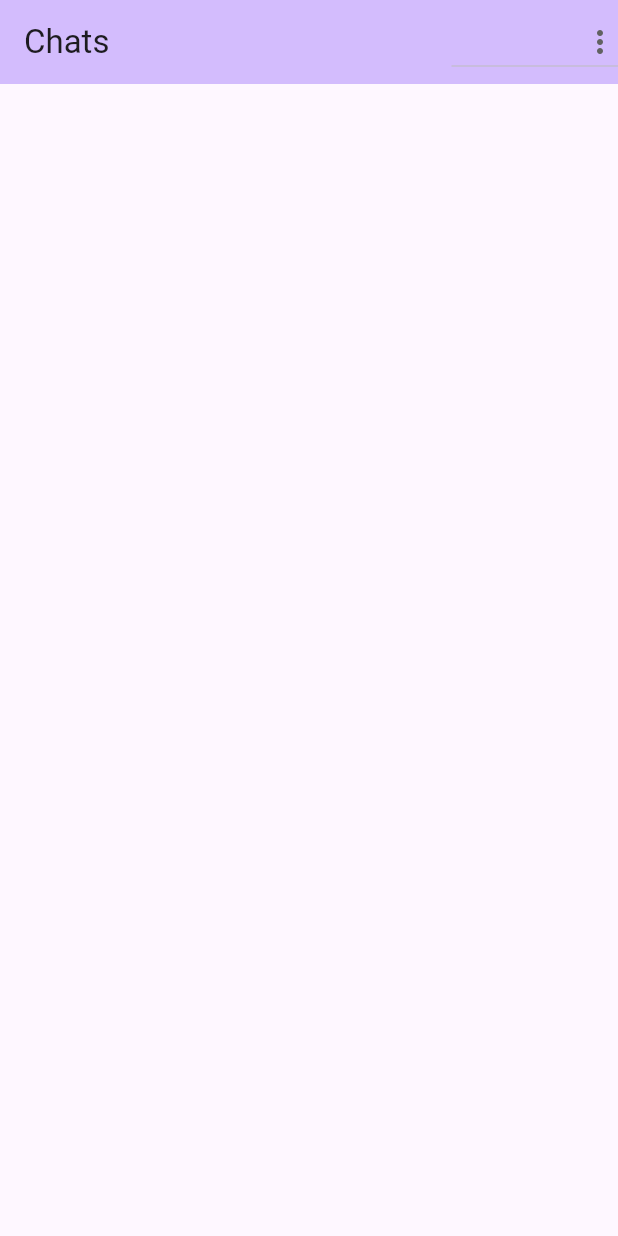
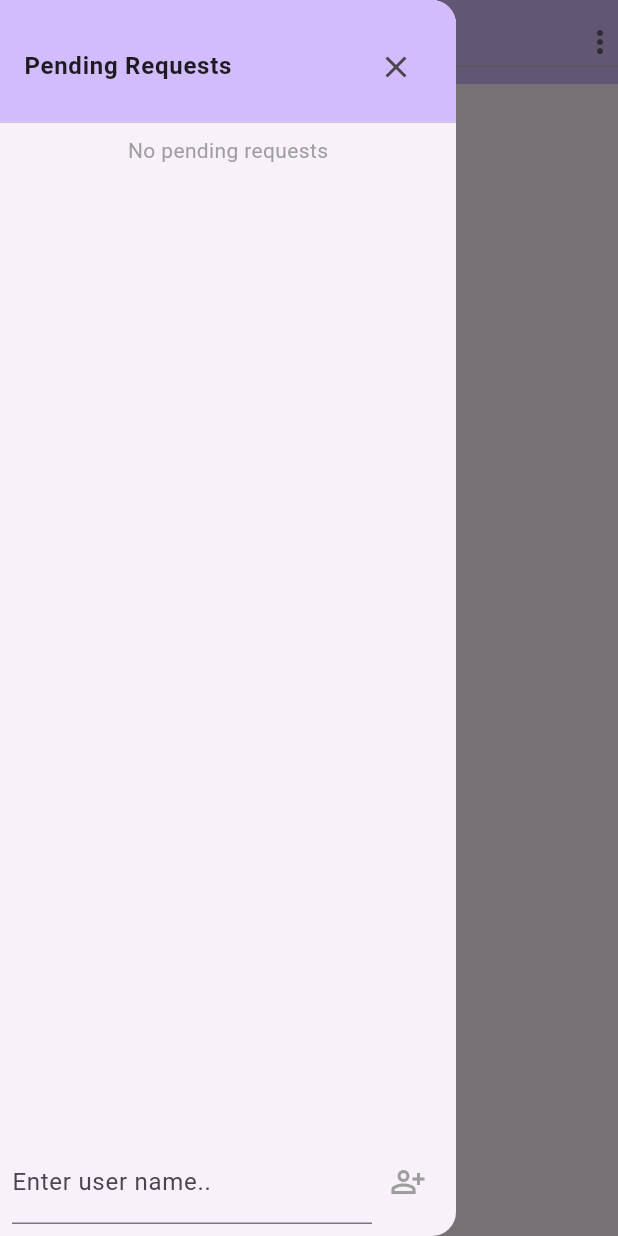
Before and after one commit to Awabmohamed87/Tin_Tin, a Flutter app: the screen it shows once a user with an empty profile is signed in, with the side drawer open (before the commit the screen has no drawer), on a phone screen of 412 x 824 dp. Run offline on Flutter 3.47's test engine with Material 2 defaults, Android fonts, the phone set to English and light mode, and no system bars; our stand-ins replace cloud_firestore, firebase_auth, firebase_core, firebase_storage, image_picker; accounts and stored records are empty.

Commit message:
V 1.3
Home screen added.
Add friends property added.

```diff
--- a/lib/screens/home_screen.dart
+++ b/lib/screens/home_screen.dart
@@ -1,4 +1,6 @@
-import 'package:chat_app/widgets/contact_card.dart';
+import 'package:chat_app/screens/profile_screen.dart';
+import 'package:chat_app/widgets/bubbles/contact_bubble.dart';
+import 'package:chat_app/widgets/my_drawer.dart';
 import 'package:cloud_firestore/cloud_firestore.dart';
 import 'package:firebase_auth/firebase_auth.dart';
 import 'package:flutter/material.dart';
@@ -14,19 +16,50 @@ class _HomeScreenState extends State<HomeScreen> {
   String res = '';
   Future getName(id) async {
     final result = await FirebaseFirestore.instance.doc('/users/$id').get();
-    return result['username'];
+    return result;
   }
 
   @override
   Widget build(BuildContext context) {
+    var scaffoldKey = GlobalKey<ScaffoldState>();
     return Scaffold(
+        key: scaffoldKey,
+        drawer: MyDrawer(scaffoldKey: scaffoldKey),
         appBar: AppBar(
+          leading: Center(
+            child: InkWell(
+                child: Stack(alignment: Alignment.bottomRight, children: [
+                  const Icon(
+                    Icons.people,
+                    size: 30,
+                  ),
+                  Container(
+                    width: 15,
+                    height: 15,
+                    decoration: BoxDecoration(
+                        color: Colors.white,
+                        borderRadius: BorderRadius.circular(20)),
+                  )
+                ]),
+                onTap: () => scaffoldKey.currentState!.openDrawer()),
+          ),
           backgroundColor: Theme.of(context).colorScheme.inversePrimary,
-          title: const Text('Chats'),
+          title: const Text('Chats',
+              style: TextStyle(fontWeight: FontWeight.bold)),
           actions: [
             DropdownButton(
                 icon: const Icon(Icons.more_vert),
                 items: const [
+                  DropdownMenuItem(
+                    value: 'profile',
+                    child: Row(
+                      children: [
+                        Icon(Icons.person),
+                        SizedBox(width: 10),
+                        Text('Profile')
+                      ],
+                    ),
+                  ),
                   DropdownMenuItem(
                     value: 'logout',
                     child: Row(
@@ -41,6 +74,9 @@ class _HomeScreenState extends State<HomeScreen> {
                 onChanged: (value) {
                   if (value == 'logout') {
                     FirebaseAuth.instance.signOut();
+                  } else if (value == 'profile') {
+                    Navigator.of(context).push(MaterialPageRoute(
+                        builder: (_) => const ProfileScreen()));
                   }
                 })
           ],
@@ -50,21 +86,25 @@ class _HomeScreenState extends State<HomeScreen> {
                 .collection(
                     '/chats/${FirebaseAuth.instance.currentUser!.uid}/contacts')
                 .snapshots(),
-            builder: (context, snapshot) => snapshot.connectionState ==
-                    ConnectionState.waiting
+            builder: (context, snapshot) =>
+                snapshot.connectionState == ConnectionState.waiting
                     ? const Center(
                         child: Column(
                             mainAxisAlignment: MainAxisAlignment.center,
                             children: [CircularProgressIndicator()]),
                       )
+                    : snapshot.data!.docs.isEmpty
+                        ? const Text('There is no contacts')
                         : ListView.builder(
                             itemCount: snapshot.data!.docs.length,
                             itemBuilder: (context, index) => FutureBuilder(
                               builder: (context, snp) {
-                        if (snp.connectionState != ConnectionState.waiting) {
+                                if (snp.connectionState !=
+                                    ConnectionState.waiting) {
                                   return ContactBubble(
-                            contactName: snp.data,
+                                    contactName: snp.data['username'],
                                     contactId: snapshot.data!.docs[index].id,
+                                    userProfile: snp.data['profileImage'],
                                   );
                                 }
                                 return Container();
--- a/lib/widgets/message_bubble.dart
+++ b/lib/widgets/bubbles/message_bubble.dart
@@ -26,7 +26,9 @@ class _MessageBubbleState extends State<MessageBubble> {
       children: [
         Container(
           width: widget.message.length < 40
-              ? widget.message.length.toDouble() * 10
+              ? widget.message.length < 8
+                  ? 70
+                  : widget.message.length.toDouble() * 10
               : MediaQuery.of(context).size.width * 0.7,
           margin: const EdgeInsets.all(5),
           padding: const EdgeInsets.all(6),
--- /dev/null
+++ b/lib/widgets/my_drawer.dart
@@ -0,0 +1,70 @@
+import 'package:chat_app/widgets/search_bars/add_friend.dart';
+import 'package:chat_app/widgets/bubbles/request_bubble.dart';
+import 'package:cloud_firestore/cloud_firestore.dart';
+import 'package:firebase_auth/firebase_auth.dart';
+import 'package:flutter/material.dart';
+
+class MyDrawer extends StatefulWidget {
+  // ignore: prefer_typing_uninitialized_variables
+  final scaffoldKey;
+  const MyDrawer({super.key, required this.scaffoldKey});
+
+  @override
+  State<MyDrawer> createState() => _MyDrawerState();
+}
+
+class _MyDrawerState extends State<MyDrawer> {
+  @override
+  Widget build(BuildContext context) {
+    return Drawer(
+      child: Column(
+        children: [
+          SizedBox(
+            height: 90,
+            child: DrawerHeader(
+              decoration: BoxDecoration(
+                color: Theme.of(context).colorScheme.inversePrimary,
+              ),
+              child: Row(
+                mainAxisAlignment: MainAxisAlignment.spaceBetween,
+                children: [
+                  const Text(
+                    'Pending Requests',
+                    style: TextStyle(fontWeight: FontWeight.w700),
+                  ),
+                  IconButton(
+                    icon: const Icon(
+                      Icons.close,
+                    ),
+                    onPressed: () =>
+                        widget.scaffoldKey.currentState!.closeDrawer(),
+                  ),
+                ],
+              ),
+            ),
+          ),
+          Expanded(
+              child: StreamBuilder(
+            stream: FirebaseFirestore.instance
+                .collection(
+                    '/chats/${FirebaseAuth.instance.currentUser!.uid}/requests')
+                .snapshots(),
+            builder: (context, snapshot) {
+              return snapshot.connectionState == ConnectionState.waiting
+                  ? const Center(child: CircularProgressIndicator())
+                  : snapshot.data!.docs.isEmpty
+                      ? Text('No pending requests',
+                          style: TextStyle(color: Colors.grey[500]))
+                      : ListView.builder(
+                          itemCount: snapshot.data!.docs.length,
+                          itemBuilder: (context, index) =>
+                              RequestBubble(snapshot.data!.docs[index].id),
+                        );
+            },
+          )),
+          const AddFriendBar()
+        ],
+      ),
+    );
+  }
+}
--- /dev/null
+++ b/lib/widgets/search_bars/add_friend.dart
@@ -0,0 +1,75 @@
+import 'package:chat_app/screens/chat_screen.dart';
+import 'package:cloud_firestore/cloud_firestore.dart';
+import 'package:firebase_auth/firebase_auth.dart';
+import 'package:flutter/material.dart';
+
+class AddFriendBar extends StatefulWidget {
+  const AddFriendBar({super.key});
+
+  @override
+  State<AddFriendBar> createState() => _AddFriendBarState();
+}
+
+class _AddFriendBarState extends State<AddFriendBar> {
+  final TextEditingController _controller = TextEditingController();
+
+  void addFriend(String email) async {
+    String id = '';
+    final response =
+        FirebaseFirestore.instance.collection('/users').snapshots();
+    await response.forEach((element) {
+      for (var element in element.docs) {
+        if (element['username'] == email) {
+          id = element.id;
+          FirebaseFirestore.instance
+              .collection('/chats')
+              .doc('/${FirebaseAuth.instance.currentUser!.uid}')
+              .collection('/contacts')
+              .doc('/$id')
+              .set({});
+          FirebaseFirestore.instance
+              .collection('/chats')
+              .doc('/$id')
+              .collection('/requests')
+              .doc('/${FirebaseAuth.instance.currentUser!.uid}')
+              .set({});
+          Navigator.of(context).push(MaterialPageRoute(
+              builder: (_) => ChatScreen(
+                  contactName: element['username'],
+                  liveUserId: FirebaseAuth.instance.currentUser!.uid,
+                  contactId: element.id,
+                  profileImage: element['profileImage'])));
+        }
+      }
+    });
+  }
+
+  @override
+  Widget build(BuildContext context) {
+    return Padding(
+      padding: const EdgeInsets.all(8.0),
+      child: Row(
+        children: [
+          Expanded(
+              child: TextField(
+            controller: _controller,
+            decoration: const InputDecoration(
+              labelText: 'Enter user name..',
+              focusedBorder: UnderlineInputBorder(),
+              border: UnderlineInputBorder(),
+            ),
+          )),
+          IconButton(
+              icon: const Icon(
+                Icons.person_add_alt_outlined,
+                color: Colors.grey,
+              ),
+              onPressed: () {
+                Scaffold.of(context).closeDrawer();
+                addFriend(_controller.text.toString());
+              })
+        ],
+      ),
+    );
+  }
+}
```
Also changed, not shown: lib/screens/auth_screen.dart (+17 -3 lines), lib/screens/chat_screen.dart (+29 -30 lines), lib/screens/profile_screen.dart (added, +32 -0 lines), lib/widgets/auth/auth_card.dart (renamed from lib/widgets/auth_card.dart, +19 -4 lines), lib/widgets/auth/user_image_picker.dart (renamed from lib/widgets/user_image_picker.dart, +5 -2 lines), lib/widgets/bubbles/contact_bubble.dart (renamed from lib/widgets/contact_card.dart, +31 -5 lines), lib/widgets/bubbles/request_bubble.dart (added, +90 -0 lines), lib/widgets/messages.dart (+5 -3 lines), lib/widgets/search_bars/new_message.dart (renamed from lib/widgets/new_message.dart, +16 -2 lines), 1 other file. Lines whose indentation alone changed are shown as unchanged.
